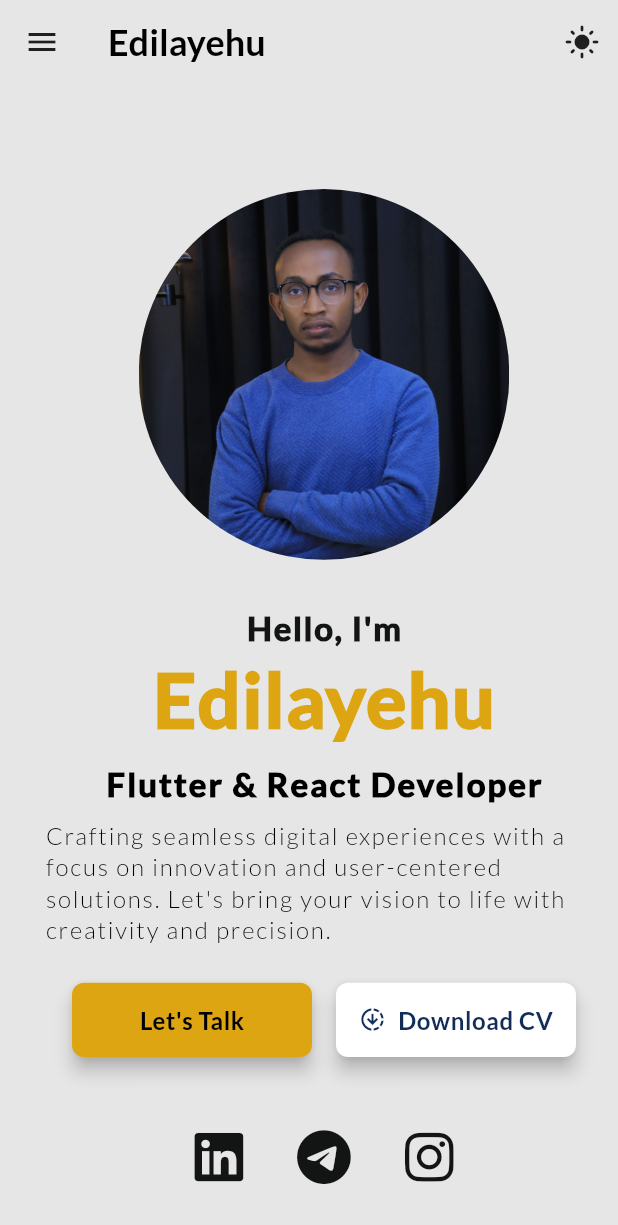
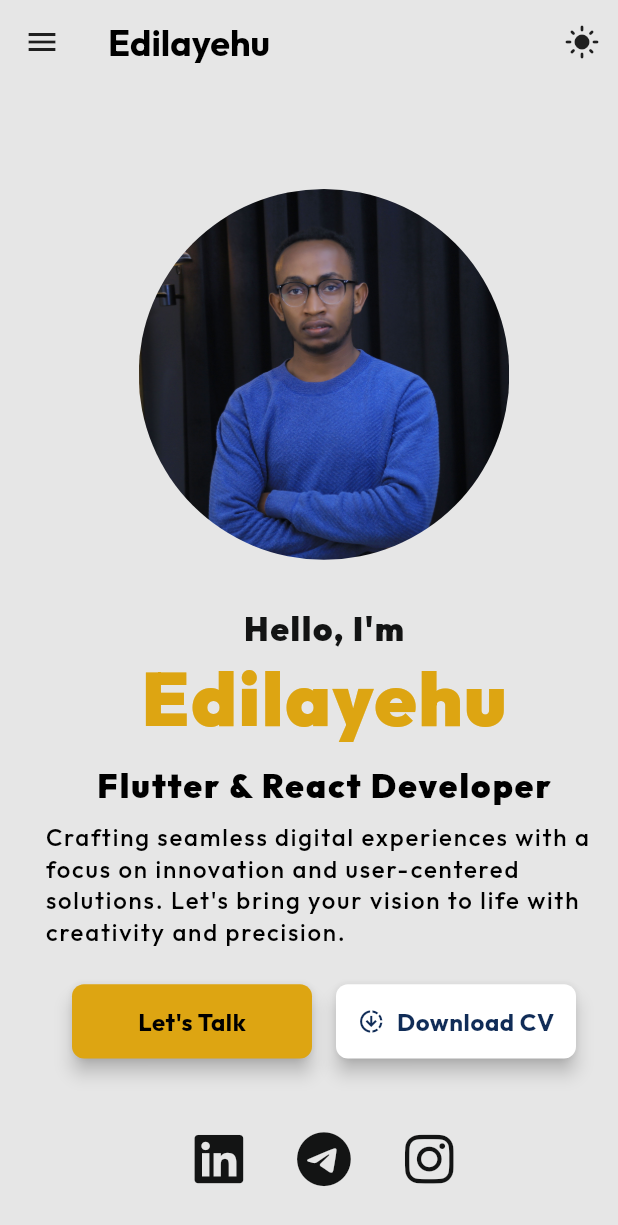
Before and after one commit to Edil-Ayehu/my_portfolio_website, a Flutter app: the screen it shows after launch, on a phone screen of 412 x 824 dp. Shown: the top 1225 px of the screen. Run offline on Flutter 3.47's test engine with Material 3 defaults, Android fonts, the phone set to English and light mode, and no system bars; our stand-ins replace auto_size_text, cached_network_image, carousel_slider, cloud_firestore, firebase_core, font_awesome_flutter and 2 more; missing offline and left inert: dart:html; accounts and stored records are empty; statements that could not run were skipped.

Commit message:
font family is changed to outfit

```diff
--- a/lib/export.dart
+++ b/lib/export.dart
@@ -18,3 +18,13 @@ export 'package:flutter_staggered_grid_view/flutter_staggered_grid_view.dart';
 export 'package:flutter_portfolio_website/export.dart';
 export 'package:flutter_portfolio_website/widgets/lazy_load_grid_view.dart';
 export 'package:visibility_detector/visibility_detector.dart';
+export 'package:flutter_portfolio_website/sections/about%20section/about_section.dart';
+export 'package:flutter_portfolio_website/sections/certificates_section/certificates_section.dart';
+export 'package:flutter_portfolio_website/sections/contact%20me%20section/contact_me_section.dart';
+export 'package:flutter_portfolio_website/sections/footer/footer.dart';
+export 'package:flutter_portfolio_website/sections/header/header.dart';
+export 'package:flutter_portfolio_website/sections/portfolio%20section/portfolio_section.dart';
+export 'package:flutter_portfolio_website/sections/services%20section/services_section.dart';
+export 'package:flutter_portfolio_website/sections/skills_section.dart/skills_section.dart';
+export 'package:font_awesome_flutter/font_awesome_flutter.dart';
+export 'package:auto_size_text/auto_size_text.dart';
--- a/lib/sections/portfolio section/product_card.dart
+++ b/lib/sections/portfolio section/product_card.dart
@@ -1,4 +1,3 @@
-import 'package:auto_size_text/auto_size_text.dart';
 import 'package:flutter_portfolio_website/export.dart';
 
 class ProductCard extends StatelessWidget {
--- a/lib/theme/my_theme.dart
+++ b/lib/theme/my_theme.dart
@@ -1,4 +1,5 @@
 import 'package:flutter/material.dart';
+import 'package:google_fonts/google_fonts.dart';
 
 class MyTheme {
   static final ThemeData lightTheme = ThemeData.light().copyWith(
@@ -6,52 +7,45 @@ class MyTheme {
     // fontFamily: 'Lato',
     appBarTheme: AppBarTheme(
       foregroundColor: Colors.black,
-      titleTextStyle: TextStyle(
+      titleTextStyle: GoogleFonts.outfit(
         fontSize: 24,
         fontWeight: FontWeight.bold,
         color: Colors.black,
-        fontFamily: 'Lato',
       ),
     ),
     textTheme: TextTheme(
-      titleLarge: TextStyle(
+      titleLarge: GoogleFonts.outfit(
         fontSize: 50,
         fontWeight: FontWeight.bold,
         color: Color(0xFF102C57),
-        fontFamily: 'Lato',
         letterSpacing: 1.1,
       ),
-      titleMedium: TextStyle(
+      titleMedium: GoogleFonts.outfit(
         fontSize: 36,
         fontWeight: FontWeight.w900,
-        fontFamily: 'Lato',
         color: Colors.black,
         letterSpacing: 1.1,
       ),
-      titleSmall: TextStyle(
+      titleSmall: GoogleFonts.outfit(
         fontSize: 22,
         fontWeight: FontWeight.bold,
-        fontFamily: 'Lato',
         color: Colors.black,
         letterSpacing: 1.1,
       ),
-      bodyLarge: TextStyle(
+      bodyLarge: GoogleFonts.outfit(
         fontSize: 26,
         fontWeight: FontWeight.bold,
         color: Colors.black,
-        fontFamily: 'Lato',
       ),
-      bodyMedium: TextStyle(
+      bodyMedium: GoogleFonts.outfit(
         fontSize: 20,
         fontWeight: FontWeight.bold,
         color: Colors.black,
-        fontFamily: 'Lato',
       ),
-      bodySmall: TextStyle(
+      bodySmall: GoogleFonts.outfit(
         fontSize: 16,
         fontWeight: FontWeight.bold,
         color: Colors.black,
-        fontFamily: 'Lato',
       ),
     ),
 
@@ -74,52 +68,45 @@ class MyTheme {
     // fontFamily: 'Lato',
     appBarTheme: AppBarTheme(
       foregroundColor: Color(0xFfE6E6E6),
-      titleTextStyle: TextStyle(
+      titleTextStyle: GoogleFonts.outfit(
         fontSize: 24,
         fontWeight: FontWeight.bold,
         color: Color(0xFfE6E6E6),
-        fontFamily: 'Lato',
       ),
     ),
     textTheme: TextTheme(
-      titleLarge: TextStyle(
+      titleLarge: GoogleFonts.outfit(
         fontSize: 50,
         fontWeight: FontWeight.bold,
         color: Color(0xFfE6E6E6),
-        fontFamily: 'Lato',
         letterSpacing: 1.1,
       ),
-      titleMedium: TextStyle(
+      titleMedium: GoogleFonts.outfit(
         fontSize: 36,
         fontWeight: FontWeight.w900,
         color: Color(0xFfE6E6E6),
-        fontFamily: 'Lato',
         letterSpacing: 1.1,
       ),
-      titleSmall: TextStyle(
+      titleSmall: GoogleFonts.outfit(
         fontSize: 22,
         fontWeight: FontWeight.bold,
-        fontFamily: 'Lato',
         color: Color(0xFfE6E6E6),
         letterSpacing: 1.1,
       ),
-      bodyLarge: TextStyle(
+      bodyLarge: GoogleFonts.outfit(
         fontSize: 26,
         fontWeight: FontWeight.bold,
         color: Color(0xFfE6E6E6),
-        fontFamily: 'Lato',
       ),
-      bodyMedium: TextStyle(
+      bodyMedium: GoogleFonts.outfit(
         fontSize: 20,
         fontWeight: FontWeight.bold,
         color: Color(0xFfE6E6E6),
-        fontFamily: 'Lato',
       ),
-      bodySmall: TextStyle(
+      bodySmall: GoogleFonts.outfit(
         fontSize: 16,
         fontWeight: FontWeight.bold,
         color: Color(0xFfE6E6E6),
-        fontFamily: 'Lato',
       ),
     ),
     checkboxTheme: CheckboxThemeData(
--- a/pubspec.yaml
+++ b/pubspec.yaml
@@ -47,6 +47,7 @@ dependencies:
   firebase_storage:
   cached_network_image:
   visibility_detector: ^0.4.0+2
+  google_fonts: ^6.2.1
 
 dev_dependencies:
   flutter_test:
```
Also changed, not shown: lib/screens/mobile_screen_layout.dart (+1 -12 lines), pubspec.lock.
